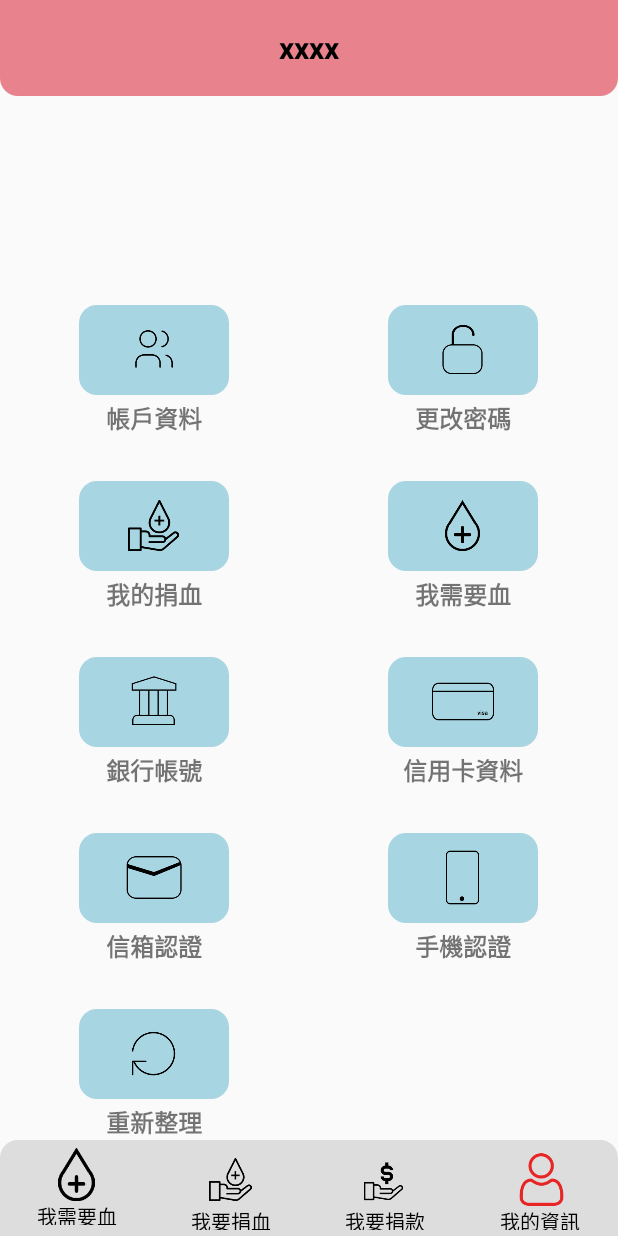
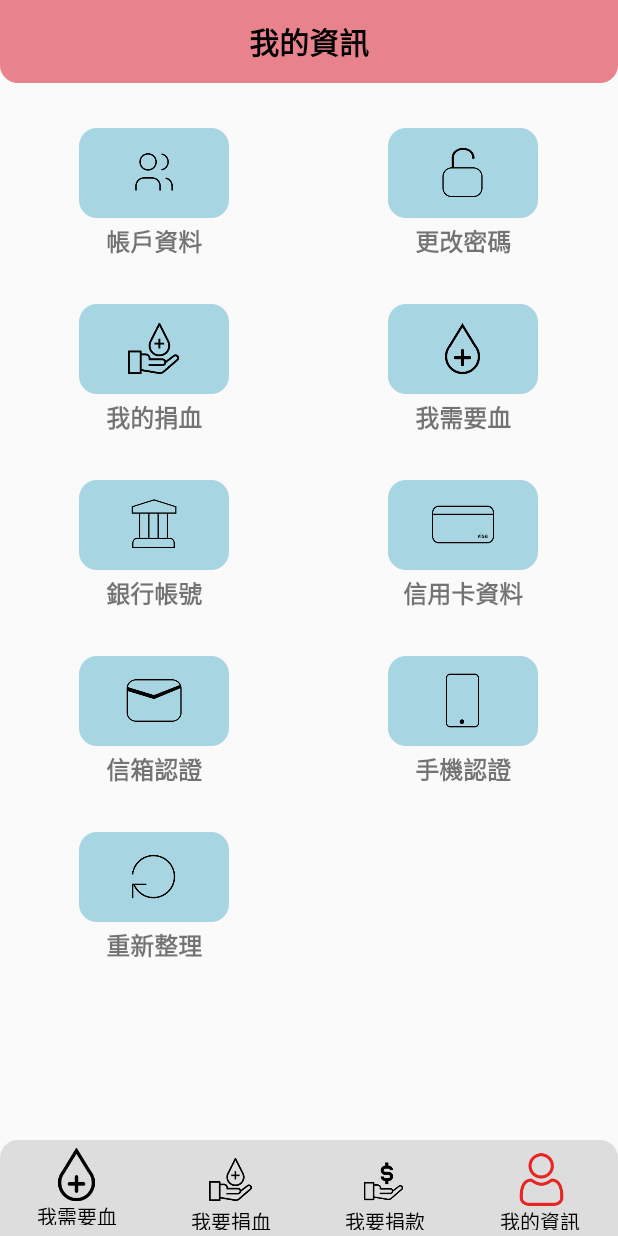
Before and after one commit to ives9999/hbc_android, an Android app: the MemberActivity screen opened directly, with no data from a screen before it, on a phone screen of 412 x 824 dp. Run offline under Robolectric (Android 15) with nearby library versions, the light colour scheme and no system bars.

Commit message:
top and bottom to program view is end.

```diff
--- /dev/null
+++ b/app/src/main/java/tw/com/bluemobile/hbc/Views/Bottom.kt
@@ -0,0 +1,51 @@
+package tw.com.bluemobile.hbc.Views
+
+import android.content.Context
+import android.util.AttributeSet
+import android.view.View
+import android.widget.ImageView
+import android.widget.LinearLayout
+import tw.com.bluemobile.hbc.R
+import tw.com.bluemobile.hbc.controllers.BaseActivity
+import tw.com.bluemobile.hbc.controllers.able_enum
+import tw.com.bluemobile.hbc.extensions.setImage
+import tw.com.bluemobile.hbc.utilities.TabEnum
+
+class Bottom @JvmOverloads constructor(context: Context, attrs: AttributeSet? = null, defStyleAttr: Int = 0):
+    LinearLayout(context, attrs, defStyleAttr) {
+
+    val view = View.inflate(context, R.layout.bottom, this)
+    init {
+        (context as? BaseActivity) ?. let { delegate->
+            onClickListener(delegate)
+        }
+    }
+
+
+    private fun onClickListener(delegate: BaseActivity) {
+        val allEnum: Array<TabEnum> = TabEnum.getAllEnum()
+        for (enum in allEnum) {
+            val containerIDString: String = enum.englishName + "TabContainer"
+            val containerID: Int = resources.getIdentifier(containerIDString, "id", delegate.packageName)
+            findViewById<LinearLayout>(containerID) ?. let {
+                it.setOnClickListener {
+                    when (enum) {
+                        TabEnum.need_blood -> delegate.toNeedBlood(delegate)
+                        TabEnum.member -> delegate.toMember(delegate)
+
+                        else -> delegate.toMember(delegate)
+                    }
+                }
+            }
+        }
+
+    }
+
+    fun setFocus(packageName: String) {
+
+        able_enum = TabEnum.enumFromString(able_enum.englishName)
+        val tabIconID: Int = able_enum.getIconID(resources, packageName)
+        val icon: ImageView = view.findViewById<ImageView>(tabIconID)
+        icon.setImage(able_enum.englishName + "_in")
+    }
+}
--- a/app/src/main/java/tw/com/bluemobile/hbc/compones/Top.kt
+++ b/app/src/main/java/tw/com/bluemobile/hbc/Views/Top.kt
@@ -1,8 +1,7 @@
-package tw.com.bluemobile.hbc.compones
+package tw.com.bluemobile.hbc.Views
 
 import android.content.Context
 import android.util.AttributeSet
-import android.view.LayoutInflater
 import android.view.View
 import android.widget.ImageButton
 import android.widget.RelativeLayout
@@ -11,20 +10,27 @@ import tw.com.bluemobile.hbc.R
 import tw.com.bluemobile.hbc.controllers.BaseActivity
 import tw.com.bluemobile.hbc.utilities.then
 
-class Top @JvmOverloads constructor(context: Context, attrs: AttributeSet? = null, defStyleAttr: Int = 0): RelativeLayout(context, attrs, defStyleAttr) {
+class Top @JvmOverloads constructor(context: Context, attrs: AttributeSet? = null, defStyleAttr: Int = 0):
+    RelativeLayout(context, attrs, defStyleAttr) {
 
     val view = View.inflate(context, R.layout.top, this)
     private var prevIV: ImageButton = view.findViewById(R.id.prev)
     private var titleTV: TextView = view.findViewById(R.id.title)
 
     init {
-//        prevIV.setOnClickListener {
-//            delegate.prev()
-//        }
+        (context as? BaseActivity) ?. let { delegate->
+            prevIV.setOnClickListener {
+                delegate.prev()
+            }
+        }
     }
 
 
     fun showPrev(isShow: Boolean = true) {
         prevIV.visibility = (isShow then { VISIBLE }) ?: INVISIBLE
     }
+
+    fun setTitle(title: String) {
+        titleTV.text = title
+    }
 }
--- a/app/src/main/java/tw/com/bluemobile/hbc/controllers/BaseActivity.kt
+++ b/app/src/main/java/tw/com/bluemobile/hbc/controllers/BaseActivity.kt
@@ -4,26 +4,21 @@ import android.app.Activity
 import android.content.Intent
 import androidx.appcompat.app.AppCompatActivity
 import android.os.Bundle
-import android.view.View
-import android.widget.ImageButton
 import android.widget.ImageView
 import android.widget.LinearLayout
-import android.widget.TextView
 import tw.com.bluemobile.hbc.R
-import tw.com.bluemobile.hbc.compones.Top
+import tw.com.bluemobile.hbc.Views.Bottom
+import tw.com.bluemobile.hbc.Views.Top
 import tw.com.bluemobile.hbc.routes.*
 import tw.com.bluemobile.hbc.utilities.TabEnum
-import tw.com.bluemobile.hbc.utilities.then
 
 var able_enum: TabEnum = TabEnum.member //每一組頁面，都有一個專屬的代號的enum
-var isPrevIconShow: Boolean = false
-lateinit var top: Top
+//var isPrevIconShow: Boolean = false
 
 open class BaseActivity : AppCompatActivity(), ToMember, ToNeedBlood {
 
     override fun onCreate(savedInstanceState: Bundle?) {
         super.onCreate(savedInstanceState)
-//        val top = findViewById<Top>(R.id.top)
     }
 
     open fun init() {
@@ -37,42 +32,29 @@ open class BaseActivity : AppCompatActivity(), ToMember, ToNeedBlood {
         finish()
     }
 
-    protected fun setBottomTabFocus() {
+    protected fun setBottom() {
 
-        able_enum = TabEnum.enumFromString(able_enum.englishName)
+        findViewById<Bottom>(R.id.bottom) ?. let {
+            it.setFocus(packageName)
+        }
+    }
 
-        val tabIconID: Int = able_enum.getIconID(resources, packageName)
-
-        findViewById<ImageView>(tabIconID) ?. let {
-            able_enum.setIn(it)
-        }
-
-        val allEnum: Array<TabEnum> = TabEnum.getAllEnum()
-        for (enum in allEnum) {
-            val containerIDString: String = enum.englishName + "TabContainer"
-            val containerID: Int = resources.getIdentifier(containerIDString, "id", packageName)
-            findViewById<LinearLayout>(containerID) ?. let {
-                it.setOnClickListener {
-                    when (enum) {
-                        TabEnum.need_blood -> toNeedBlood(this)
-                        TabEnum.member -> toMember(this)
-
-                        else -> toMember(this)
-                    }
-                }
+    protected fun setTitle(title: String? = null) {
+        findViewById<Top>(R.id.top) ?. let { itTop ->
+            title?.let {
+                itTop.setTitle(it)
+            } ?: run {
+                itTop.setTitle(able_enum.chineseName)
             }
         }
     }
 
-    protected fun setTitle(title: String) {
-//        findViewById<TextView>(R.id.title)?.let {
-//            it.setText(title)
-//        }
-    }
+    protected fun setTop(isPrevShow: Boolean = false, title: String? = null) {
 
-    protected fun setTop() {
+        findViewById<Top>(R.id.top) ?. let { itTop->
+            itTop.showPrev(isPrevShow)
+        }
 
-        val title: String = able_enum.chineseName
         setTitle(title)
     }
 }
--- a/app/src/main/java/tw/com/bluemobile/hbc/controllers/MemberActivity.kt
+++ b/app/src/main/java/tw/com/bluemobile/hbc/controllers/MemberActivity.kt
@@ -21,7 +21,7 @@ class MemberActivity : BaseActivity() {
         setContentView(R.layout.activity_member)
 
         setTop()
-        setBottomTabFocus()
+        setBottom()
 
         itemList = ArrayList<GridViewModal>()
         for (enum in MemberHomeEnum.getAllEnum()) {
--- a/app/src/main/java/tw/com/bluemobile/hbc/controllers/RegisterActivity.kt
+++ b/app/src/main/java/tw/com/bluemobile/hbc/controllers/RegisterActivity.kt
@@ -11,14 +11,13 @@ class RegisterActivity : BaseActivity() {
         super.onCreate(savedInstanceState)
         setContentView(R.layout.activity_register)
 
-        setTop()
-        setTitle("註冊")
+        setTop(true, "註冊")
 
         init()
     }
 
     override fun init() {
-        isPrevIconShow = true
+        //isPrevIconShow = true
         super.init()
     }
 }
--- a/app/src/main/res/layout/activity_member.xml
+++ b/app/src/main/res/layout/activity_member.xml
@@ -7,7 +7,10 @@
     android:orientation="vertical"
     tools:context=".controllers.MemberActivity">
 
-    <include layout="@layout/top" />
+    <tw.com.bluemobile.hbc.Views.Top
+        android:id="@+id/top"
+        android:layout_width="match_parent"
+        android:layout_height="@dimen/top_height" />
 
     <GridView
         android:id="@+id/grid"
@@ -15,22 +18,16 @@
         android:layout_height="wrap_content"
         android:layout_above="@id/bottom"
         android:layout_below="@id/top"
+        android:columnWidth="@dimen/member_home_gridview_column_width"
         android:gravity="center"
-        android:verticalSpacing="@dimen/member_home_gridview_vertical_spacing"
-        android:paddingTop="@dimen/member_home_gridview_padding_top"
         android:numColumns="2"
-        android:columnWidth="@dimen/member_home_gridview_column_width"
-        android:stretchMode="columnWidth" />
+        android:stretchMode="columnWidth"
+         />
 
-    <LinearLayout
-        android:id="@+id/bottom"
+    <tw.com.bluemobile.hbc.Views.Bottom
+        android:id="@id/bottom"
         android:layout_width="match_parent"
         android:layout_height="@dimen/bottom_height"
-        android:layout_alignParentBottom="true"
-        android:orientation="horizontal">
-
-        <include layout="@layout/bottom" />
-
-    </LinearLayout>
+        android:layout_alignParentBottom="true" />
 
 </RelativeLayout>
--- a/app/src/main/res/layout/activity_register.xml
+++ b/app/src/main/res/layout/activity_register.xml
@@ -6,7 +6,10 @@
     android:orientation="vertical"
     tools:context=".controllers.RegisterActivity">
 
-    <include layout="@layout/top" />
+    <tw.com.bluemobile.hbc.Views.Top
+        android:id="@+id/top"
+        android:layout_width="match_parent"
+        android:layout_height="@dimen/top_height" />
 
 
 </RelativeLayout>
--- a/app/src/main/res/layout/member_home_cell.xml
+++ b/app/src/main/res/layout/member_home_cell.xml
@@ -9,6 +9,7 @@
     <LinearLayout
         android:layout_width="@dimen/member_home_icon_bg_width"
         android:layout_height="@dimen/member_home_icon_bg_height"
+        android:layout_marginTop="@dimen/bottom_margin_top"
         android:background="@drawable/member_home_item"
         android:gravity="center">
 
--- a/app/src/main/res/values/dimens.xml
+++ b/app/src/main/res/values/dimens.xml
@@ -1,13 +1,14 @@
 <resources>
     <dimen name="fab_margin">16dp</dimen>
 
-    <dimen name="top_height">64dp</dimen>
+    <dimen name="top_height">55dp</dimen>
     <dimen name="top_title">20sp</dimen>
     <dimen name="prev_width">35sp</dimen>
     <dimen name="prev_height">35sp</dimen>
 
     <dimen name="bottom_height">64dp</dimen>
     <dimen name="bottom_text">14sp</dimen>
+    <dimen name="bottom_margin_top">30dp</dimen>
     <dimen name="bottom_icon_width">35dp</dimen>
     <dimen name="bottom_icon_height">35dp</dimen>
     <dimen name="bottom_icon_marginTop">5dp</dimen>
```
Also changed, not shown: app/src/main/java/tw/com/bluemobile/hbc/controllers/NeedBloodActivity.kt (+1 -13 lines), app/src/main/res/layout/activity_main.xml (+4 -9 lines).
